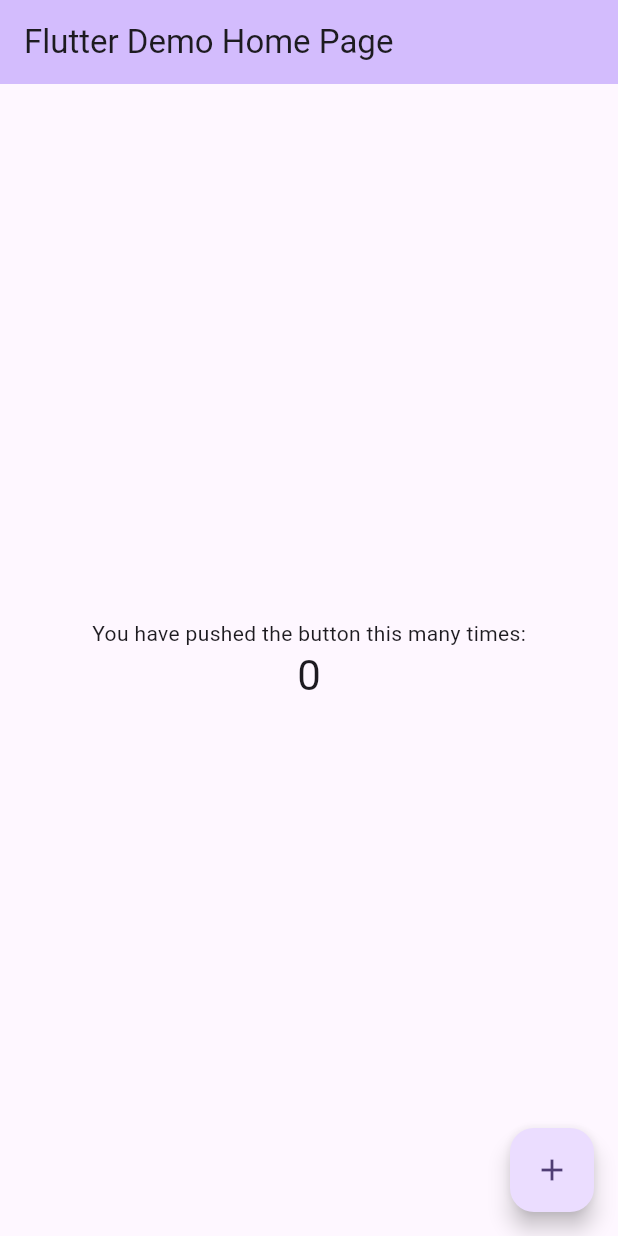
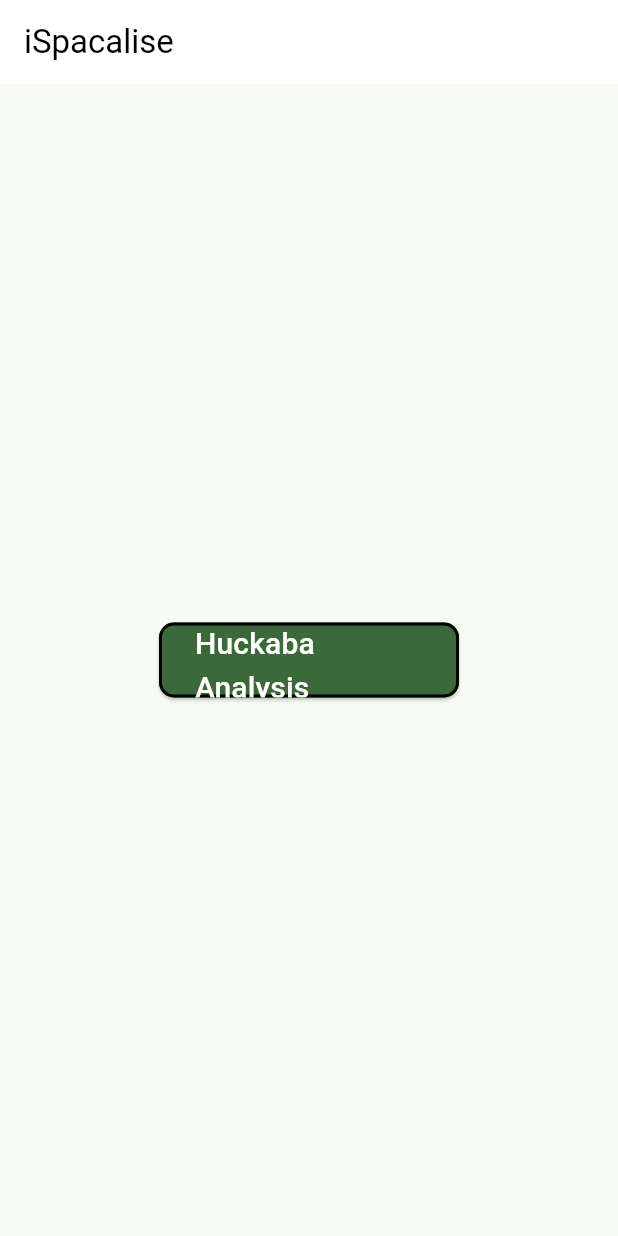
Before and after one commit to Abdulqadir8604/ispacalise, a Flutter app: the screen it shows after launch, on a phone screen of 412 x 824 dp. Run offline on Flutter 3.47's test engine with Material 3 defaults, Android fonts, the phone set to English and light mode, and no system bars.

Commit message:
beta huckaba (prototype) mandibular right

```diff
--- /dev/null
+++ b/lib/home_page.dart
@@ -0,0 +1,40 @@
+import 'dart:developer';
+
+import 'package:flutter/material.dart';
+import 'package:ispacalise/ui/MButton.dart';
+
+import 'hackuba/huckaba_page.dart';
+
+class HomePage extends StatelessWidget {
+  const HomePage({super.key});
+
+  @override
+  Widget build(BuildContext context) {
+    return Scaffold(
+      appBar: AppBar(
+        backgroundColor: Colors.white,
+        title: const Text('iSpacalise', style: TextStyle(color: Colors.black)),
+      ),
+      body: SizedBox(
+        width: double.infinity,
+        child: Column(
+          mainAxisAlignment: MainAxisAlignment.center,
+          crossAxisAlignment: CrossAxisAlignment.center,
+          children: [
+            MButton(
+              onPressed: () {
+                Navigator.push(
+                  context,
+                  MaterialPageRoute(
+                    builder: (context) => const HuckabaAnalysisPage(),
+                  ),
+                );
+              },
+              text: 'Huckaba Analysis',
+            ),
+          ],
+        ),
+      ),
+    );
+  }
+}
--- a/lib/main.dart
+++ b/lib/main.dart
@@ -1,4 +1,5 @@
 import 'package:flutter/material.dart';
+import 'package:ispacalise/home_page.dart';
 
 void main() {
   runApp(const MyApp());
@@ -13,113 +14,10 @@ class MyApp extends StatelessWidget {
     return MaterialApp(
       title: 'Flutter Demo',
       theme: ThemeData(
-        // This is the theme of your application.
-        //
-        // TRY THIS: Try running your application with "flutter run". You'll see
-        // the application has a purple toolbar. Then, without quitting the app,
-        // try changing the seedColor in the colorScheme below to Colors.green
-        // and then invoke "hot reload" (save your changes or press the "hot
-        // reload" button in a Flutter-supported IDE, or press "r" if you used
-        // the command line to start the app).
-        //
-        // Notice that the counter didn't reset back to zero; the application
-        // state is not lost during the reload. To reset the state, use hot
-        // restart instead.
-        //
-        // This works for code too, not just values: Most code changes can be
-        // tested with just a hot reload.
-        colorScheme: ColorScheme.fromSeed(seedColor: Colors.deepPurple),
+        colorScheme: ColorScheme.fromSeed(seedColor: Colors.green),
         useMaterial3: true,
       ),
-      home: const MyHomePage(title: 'Flutter Demo Home Page'),
+      home: const HomePage(),
     );
   }
 }
-
-class MyHomePage extends StatefulWidget {
-  const MyHomePage({super.key, required this.title});
-
-  // This widget is the home page of your application. It is stateful, meaning
-  // that it has a State object (defined below) that contains fields that affect
-  // how it looks.
-
-  // This class is the configuration for the state. It holds the values (in this
-  // case the title) provided by the parent (in this case the App widget) and
-  // used by the build method of the State. Fields in a Widget subclass are
-  // always marked "final".
-
-  final String title;
-
-  @override
-  State<MyHomePage> createState() => _MyHomePageState();
-}
-
-class _MyHomePageState extends State<MyHomePage> {
-  int _counter = 0;
-
-  void _incrementCounter() {
-    setState(() {
-      // This call to setState tells the Flutter framework that something has
-      // changed in this State, which causes it to rerun the build method below
-      // so that the display can reflect the updated values. If we changed
-      // _counter without calling setState(), then the build method would not be
-      // called again, and so nothing would appear to happen.
-      _counter++;
-    });
-  }
-
-  @override
-  Widget build(BuildContext context) {
-    // This method is rerun every time setState is called, for instance as done
-    // by the _incrementCounter method above.
-    //
-    // The Flutter framework has been optimized to make rerunning build methods
-    // fast, so that you can just rebuild anything that needs updating rather
-    // than having to individually change instances of widgets.
-    return Scaffold(
-      appBar: AppBar(
-        // TRY THIS: Try changing the color here to a specific color (to
-        // Colors.amber, perhaps?) and trigger a hot reload to see the AppBar
-        // change color while the other colors stay the same.
-        backgroundColor: Theme.of(context).colorScheme.inversePrimary,
-        // Here we take the value from the MyHomePage object that was created by
-        // the App.build method, and use it to set our appbar title.
-        title: Text(widget.title),
-      ),
-      body: Center(
-        // Center is a layout widget. It takes a single child and positions it
-        // in the middle of the parent.
-        child: Column(
-          // Column is also a layout widget. It takes a list of children and
-          // arranges them vertically. By default, it sizes itself to fit its
-          // children horizontally, and tries to be as tall as its parent.
-          //
-          // Column has various properties to control how it sizes itself and
-          // how it positions its children. Here we use mainAxisAlignment to
-          // center the children vertically; the main axis here is the vertical
-          // axis because Columns are vertical (the cross axis would be
-          // horizontal).
-          //
-          // TRY THIS: Invoke "debug painting" (choose the "Toggle Debug Paint"
-          // action in the IDE, or press "p" in the console), to see the
-          // wireframe for each widget.
-          mainAxisAlignment: MainAxisAlignment.center,
-          children: <Widget>[
-            const Text(
-              'You have pushed the button this many times:',
-            ),
-            Text(
-              '$_counter',
-              style: Theme.of(context).textTheme.headlineMedium,
-            ),
-          ],
-        ),
-      ),
-      floatingActionButton: FloatingActionButton(
-        onPressed: _incrementCounter,
-        tooltip: 'Increment',
-        child: const Icon(Icons.add),
-      ), // This trailing comma makes auto-formatting nicer for build methods.
-    );
-  }
-}
--- /dev/null
+++ b/lib/ui/MButton.dart
@@ -0,0 +1,25 @@
+import 'package:flutter/material.dart';
+
+class MButton extends StatelessWidget {
+  final VoidCallback onPressed;
+  final String text;
+  const MButton({super.key, required this.onPressed, required this.text});
+
+  @override
+  Widget build(BuildContext context) {
+    return ElevatedButton(
+      style: ButtonStyle(
+        side: WidgetStateProperty.all<BorderSide>(const BorderSide(width: 2)),
+        fixedSize: WidgetStateProperty.all<Size>(const Size(200, 50)),
+        shape: WidgetStateProperty.all<OutlinedBorder>(
+          RoundedRectangleBorder(
+            borderRadius: BorderRadius.circular(10),
+          ),
+        ),
+        backgroundColor: WidgetStateProperty.all<Color>(Theme.of(context).colorScheme.primary),
+      ),
+      onPressed: onPressed,
+      child: Text(text, style: TextStyle(fontSize: 20, color: Theme.of(context).colorScheme.onPrimary)),
+    );
+  }
+}
```
Also changed, not shown: lib/hackuba/huckaba_page.dart (added, +94 -0 lines), lib/hackuba/quadrants/mandibular_right.dart (added, +286 -0 lines), lib/service/huckaba.dart (added, +60 -0 lines).
